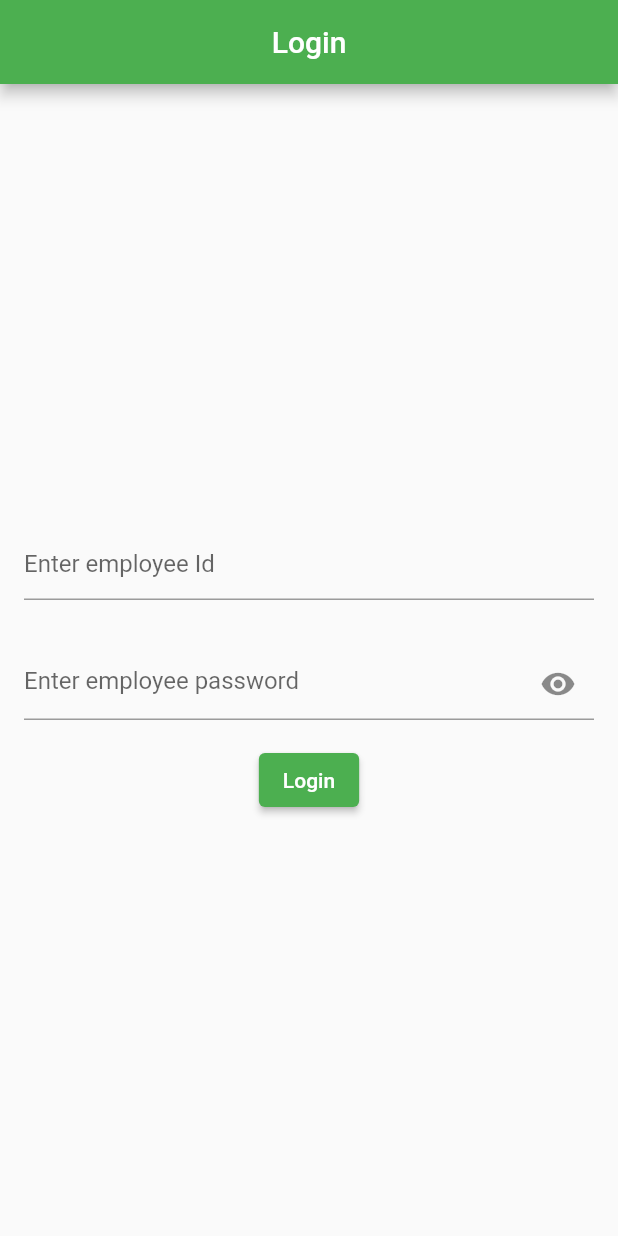
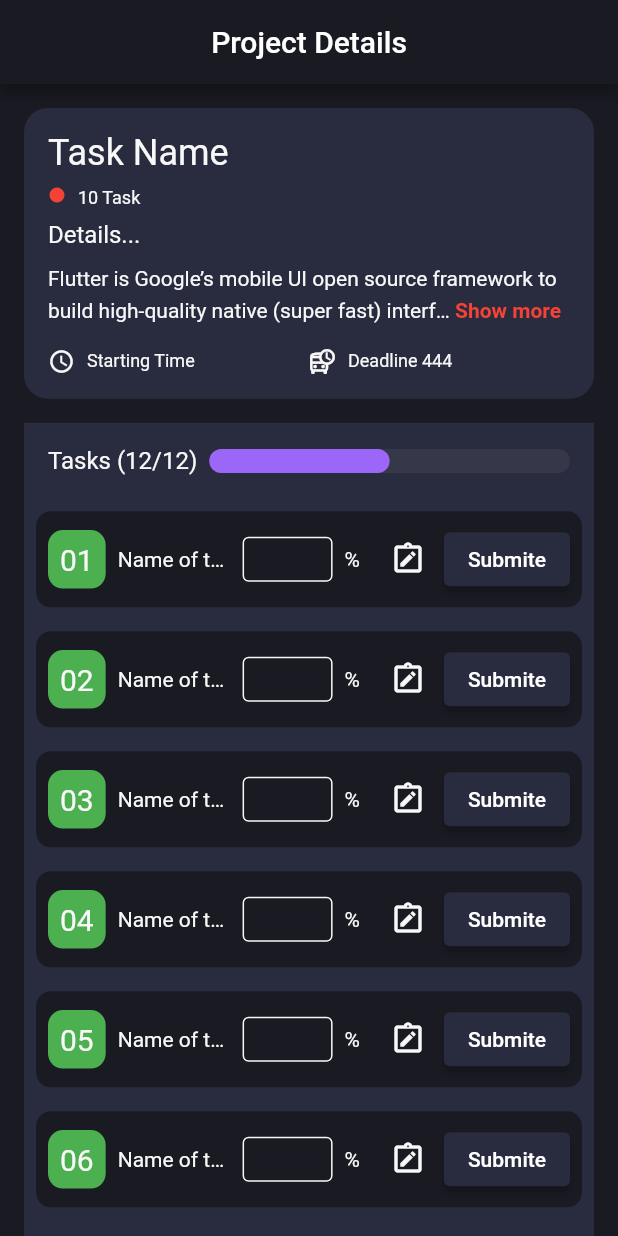
Before and after one commit to RoySujon/ngicon_task, a Flutter app: the screen it shows after launch, on a phone screen of 412 x 824 dp. Run offline on Flutter 3.47's test engine with Material 2 defaults, Android fonts, the phone set to English and light mode, and no system bars; drawn by our look-alikes of readmore; our stand-ins replace google_fonts.

Commit message:
project details Page

```diff
--- a/lib/main.dart
+++ b/lib/main.dart
@@ -1,6 +1,9 @@
 import 'package:flutter/material.dart';
-import 'package:ngicon_task/screen/dashboard.dart';
+import 'package:google_fonts/google_fonts.dart';
+import 'package:ngicon_task/screen/details_page.dart';
+
 import 'package:ngicon_task/screen/login_form.dart';
+import 'package:ngicon_task/utls/const.dart';
 
 void main() {
   runApp(const MyApp());
@@ -16,18 +19,26 @@ class MyApp extends StatelessWidget {
       debugShowCheckedModeBanner: false,
       title: 'Flutter Demo',
       theme: ThemeData(
-        // This is the theme of your application.
-        //
-        // Try running your application with "flutter run". You'll see the
-        // application has a blue toolbar. Then, without quitting the app, try
-        // changing the primarySwatch below to Colors.green and then invoke
-        // "hot reload" (press "r" in the console where you ran "flutter run",
-        // or simply save your changes to "hot reload" in a Flutter IDE).
-        // Notice that the counter didn't reset back to zero; the application
-        // is not restarted.
-        primarySwatch: Colors.green,
-      ),
-      home: LoginScreen(),
+          iconTheme: IconThemeData(color: kLabel),
+          hintColor: kLabel,
+          elevatedButtonTheme: ElevatedButtonThemeData(
+              style: ElevatedButton.styleFrom(backgroundColor: kMain2)),
+          appBarTheme: AppBarTheme(backgroundColor: kMain),
+          scaffoldBackgroundColor: kMain,
+          textTheme: TextTheme(
+            bodyText2: TextStyle(color: kLabel),
+            bodyText1: TextStyle(color: kLabel),
+            // titleLarge: TextStyle(color: Colors.white),
+            // subtitle1: TextStyle(color: kLabel),
+            // subtitle2: TextStyle(color: kLabel),
+          ),
+          inputDecorationTheme: InputDecorationTheme(
+              enabledBorder:
+                  OutlineInputBorder(borderSide: BorderSide(color: kLabel))),
+          checkboxTheme: CheckboxThemeData(
+            fillColor: MaterialStateProperty.all(ksystemGrey),
+          )),
+      home: DetailsScreen(),
     );
   }
 }
--- a/lib/model/model_class.dart
+++ b/lib/model/model_class.dart
@@ -1,30 +1,56 @@
+import 'package:flutter/material.dart';
+
 class ModelClass {
   final String projectName, taskName, status;
   final int toalTask;
+  late final int taskdDone;
+  final List<CheckBoxList> taskCheck;
 
   ModelClass({
     required this.projectName,
     required this.status,
     required this.taskName,
     required this.toalTask,
+    required this.taskdDone,
+    required this.taskCheck,
   });
 
   static List<ModelClass> projectList = [
     ModelClass(
-        projectName: 'Goutom Roy',
-        status: 'Ongoing',
-        taskName: 'taskName',
-        toalTask: 20),
+      projectName: 'Web Development',
+      status: 'Ongoing',
+      taskName: 'taskName',
+      toalTask: 20,
+      taskdDone: 10,
+      taskCheck: [
+        CheckBoxList(taskName: '272u', time: DateTime.now(), Checkbox: false),
+        CheckBoxList(taskName: '272u', time: DateTime.now(), Checkbox: false),
+        CheckBoxList(taskName: '272u', time: DateTime.now(), Checkbox: false),
+        CheckBoxList(taskName: '272u', time: DateTime.now(), Checkbox: false),
+        CheckBoxList(taskName: '272u', time: DateTime.now(), Checkbox: false),
+      ],
+    ),
     ModelClass(
-        projectName: 'projectName',
-        status: 'Processing',
-        taskName: 'taskName',
-        toalTask: 10),
-    ModelClass(
-        projectName: 'projectName',
-        status: 'OnComming',
-        taskName: 'taskName',
-        toalTask: 20),
+      projectName: 'Web Design',
+      status: 'Ongoing',
+      taskName: 'taskName',
+      toalTask: 20,
+      taskdDone: 10,
+      taskCheck: [
+        CheckBoxList(
+            taskName: 'gdhdoi3', time: DateTime.now(), Checkbox: false),
+        CheckBoxList(
+            taskName: 'gdhdoi3', time: DateTime.now(), Checkbox: false),
+        CheckBoxList(
+            taskName: 'gdhdoi3', time: DateTime.now(), Checkbox: false),
+        CheckBoxList(
+            taskName: 'gdhdoi3', time: DateTime.now(), Checkbox: false),
+        CheckBoxList(
+            taskName: 'gdhdoi3', time: DateTime.now(), Checkbox: false),
+        CheckBoxList(
+            taskName: 'gdhdoi3', time: DateTime.now(), Checkbox: false),
+      ],
+    ),
   ];
 }
 
@@ -36,3 +62,12 @@ class Count {
 class CountModel {
   static Count count = Count(count: 0);
 }
+
+class CheckBoxList {
+  final String taskName;
+  DateTime time;
+  bool Checkbox;
+
+  CheckBoxList(
+      {required this.taskName, required this.time, required this.Checkbox});
+}
--- a/lib/screen/dashboard.dart
+++ b/lib/screen/dashboard.dart
@@ -1,6 +1,9 @@
 import 'package:flutter/material.dart';
 import 'package:ngicon_task/model/model_class.dart';
+import 'package:ngicon_task/screen/details_page.dart';
 import 'package:ngicon_task/utls/const.dart';
+
+import '../utls/const.dart';
 
 class DashBoardScreen extends StatefulWidget {
   const DashBoardScreen({super.key});
@@ -17,11 +20,15 @@ class _DashBoardScreenState extends State<DashBoardScreen> {
   @override
   Widget build(BuildContext context) {
     return Scaffold(
+      appBar: AppBar(
+        centerTitle: true,
+        title: Text('DashBoard'),
+      ),
       body: ListView(
         shrinkWrap: true,
         // crossAxisAlignment: CrossAxisAlignment.start,
         children: [
-          TextField(
+          /* TextField(
             keyboardType: TextInputType.number,
             controller: controller,
           ),
@@ -47,7 +54,7 @@ class _DashBoardScreenState extends State<DashBoardScreen> {
                 snackBar;
                 setState(() {});
               },
-              child: Text('Submmit')),
+              child: Text('Submmit')), */
           sboxH16,
           Padding(
               padding: const EdgeInsets.only(left: 16),
@@ -83,8 +90,6 @@ class _DashBoardScreenState extends State<DashBoardScreen> {
                 // scrollDirection: Axis.vertical,
                 shrinkWrap: true,
                 itemBuilder: (context, index) => CustomCard(
-                  count: count,
-                  total: total,
                   modelClass: modelClass[index],
                 ),
                 itemCount: modelClass.length,
@@ -145,11 +150,9 @@ class _DashBoardScreenState extends State<DashBoardScreen> {
 class CustomCard extends StatefulWidget {
   const CustomCard({
     Key? key,
-    required this.count,
-    required this.total,
     required this.modelClass,
   }) : super(key: key);
-  final int count, total;
+
   final ModelClass modelClass;
 
   @override
@@ -160,15 +163,27 @@ class _CustomCardState extends State<CustomCard> {
   final count = CountModel.count;
   @override
   Widget build(BuildContext context) {
-    return Container(
-      height: 150,
-      decoration: BoxDecoration(border: Border.all()),
+    return InkWell(
+      onTap: () {
+        Navigator.push(
+            context,
+            MaterialPageRoute(
+              builder: (context) => DetailsScreen(),
+            ));
+      },
+      child: Container(
+        // height: 150,
+        decoration: BoxDecoration(
+          border: Border.all(),
+          borderRadius: BorderRadius.circular(16),
+          color: kMain2,
+        ),
         padding: all16,
         child: Row(
           // mainAxisAlignment: MainAxisAlignment.start,
           crossAxisAlignment: CrossAxisAlignment.start,
           children: [
-          Icon(widget.count == widget.modelClass.toalTask
+            Icon(widget.modelClass.taskdDone == widget.modelClass.toalTask
                 ? Icons.check_box_outlined
                 : Icons.check_box_outline_blank_outlined),
             sboxW8,
@@ -214,7 +229,7 @@ class _CustomCardState extends State<CustomCard> {
                             LayoutBuilder(
                               builder: (context, BoxConstraints) => Container(
                                 width: BoxConstraints.maxWidth *
-                                  count.count /
+                                    widget.modelClass.taskdDone /
                                     widget.modelClass.toalTask,
                                 height: 12,
                                 decoration: BoxDecoration(
@@ -230,10 +245,10 @@ class _CustomCardState extends State<CustomCard> {
                           width: 60,
                           child: Center(
                               child: Text(
-                                '${count.count}/${widget.modelClass.toalTask}')))
+                                  '${widget.modelClass.taskdDone}/${widget.modelClass.toalTask}')))
                     ],
                   ),
-                Row(
+                  /* Row(
                     children: [
                       ElevatedButton(
                         onPressed: () {
@@ -247,20 +262,22 @@ class _CustomCardState extends State<CustomCard> {
                       ElevatedButton(
                         onPressed: () {
                           setState(() {
-                          count.count < widget.modelClass.toalTask
-                              ? count.count++
+                            widget.modelClass.taskdDone <
+                                    widget.modelClass.toalTask
+                                ? widget.modelClass.taskdDone++
                                 : null;
                           });
                         },
                         child: Icon(Icons.add),
                       ),
                     ],
-                ),
+                  ), */
                 ],
               ),
             ),
           ],
         ),
+      ),
     );
   }
 }
--- a/lib/screen/details_page.dart
+++ b/lib/screen/details_page.dart
@@ -0,0 +1,255 @@
+import 'package:flutter/material.dart';
+import 'package:google_fonts/google_fonts.dart';
+import 'package:ngicon_task/model/model_class.dart';
+import 'package:readmore/readmore.dart';
+
+import '../utls/const.dart';
+
+class DetailsScreen extends StatefulWidget {
+  // final ModelClass modelClass;
+  const DetailsScreen({
+    super.key,
+  });
+
+  @override
+  State<DetailsScreen> createState() => _DetailsScreenState();
+}
+
+class _DetailsScreenState extends State<DetailsScreen> {
+  int? ml2 = 2;
+  TextOverflow? of2 = TextOverflow.ellipsis;
+  bool readMore = false;
+  @override
+  Widget build(BuildContext context) {
+    return Scaffold(
+      appBar: AppBar(
+        // automaticallyImplyLeading: false,
+        centerTitle: true,
+        title: Text('Project Details'),
+      ),
+      body: Column(
+        children: [
+          sboxH16,
+          Padding(
+            padding: horizontal16,
+            child: Container(
+              width: double.maxFinite,
+              padding: all16,
+              decoration: BoxDecoration(
+                  color: kMain2, borderRadius: BorderRadius.circular(16)),
+              child: Column(
+                crossAxisAlignment: CrossAxisAlignment.start,
+                children: [
+                  heaingText('Task Name', fontSize: 24),
+                  sboxH8,
+                  Row(
+                    crossAxisAlignment: CrossAxisAlignment.baseline,
+                    textBaseline: TextBaseline.ideographic,
+                    children: [
+                      Icon(Icons.circle, size: 12, color: Colors.red),
+                      sboxW8,
+                      heaingText('10 Task', fontSize: 12),
+                    ],
+                  ),
+                  sboxH8,
+                  heaingText('Details...', fontSize: 16),
+                  sboxH8,
+                  ReadMoreText(
+                    'Flutter is Google\’s mobile UI open source framework to build high-quality native (super fast) interfaces for iOS and Android apps with the unified codebase Flutter is Google\’s mobile UI open source framework to build high-quality native (super fast) interfaces for iOS and Android apps with the unified codebase  ',
+                    trimLines: 2,
+                    colorClickableText: Colors.pink,
+                    trimMode: TrimMode.Line,
+                    trimCollapsedText: 'Show more',
+                    trimExpandedText: 'Show less',
+                    style: TextStyle(fontSize: 14, height: 1.5, color: kLabel),
+                    lessStyle: TextStyle(
+                        fontSize: 14,
+                        fontWeight: FontWeight.bold,
+                        color: Colors.red),
+                    moreStyle: TextStyle(
+                        fontSize: 14,
+                        fontWeight: FontWeight.bold,
+                        color: Colors.red),
+                  ),
+                  sboxH16,
+                  Row(
+                    // mainAxisAlignment: MainAxisAlignment.spaceBetween,
+                    children: [
+                      Expanded(
+                        child: Row(
+                          children: [
+                            Icon(
+                              Icons.watch_later_outlined,
+                              size: 18,
+                            ),
+                            sboxW8,
+                            heaingText('Starting Time', fontSize: 12)
+                          ],
+                        ),
+                      ),
+                      Expanded(
+                        child: Row(
+                          children: [
+                            Icon(
+                              Icons.departure_board_outlined,
+                              size: 18,
+                            ),
+                            sboxW8,
+                            heaingText('Deadline 444', fontSize: 12)
+                          ],
+                        ),
+                      ),
+                    ],
+                  )
+                ],
+              ),
+            ),
+          ),
+          sboxH16,
+          Expanded(
+              child: Padding(
+            padding: horizontal16,
+            child: Container(
+              color: kMain2,
+              child: Column(
+                // shrinkWrap: true,
+                children: [
+                  SizedBox(
+                    width: 10,
+                  ),
+                  Padding(
+                    padding: all16,
+                    child: Row(
+                      children: [
+                        heaingText('Tasks (12/12)', fontSize: 16),
+                        sboxW8,
+                        Expanded(
+                          child: Stack(
+                            children: [
+                              Container(
+                                height: 16,
+                                width: double.infinity,
+                                decoration: BoxDecoration(
+                                    borderRadius: BorderRadius.circular(10),
+                                    color: Color(0xff363748)),
+                                // color: Colors.red,
+                              ),
+                              LayoutBuilder(
+                                builder: (context, BoxConstraints) => Container(
+                                  width: BoxConstraints.maxWidth * 10 / 20,
+                                  height: 16,
+                                  decoration: BoxDecoration(
+                                    borderRadius: BorderRadius.circular(10),
+                                    color: Color(0xff9C67F9),
+                                  ),
+                                ),
+                              ),
+                            ],
+                          ),
+                        )
+                      ],
+                    ),
+                  ),
+                  Expanded(
+                    child: Padding(
+                      padding: const EdgeInsets.all(8.0),
+                      child: Container(
+                        // height: 300,
+                        child: ListView.separated(
+                          shrinkWrap: true,
+                          itemBuilder: (context, index) => Container(
+                            padding: EdgeInsets.all(8),
+                            decoration: BoxDecoration(
+                              borderRadius: BorderRadius.circular(10),
+                              color: kMain,
+                            ),
+                            child: Row(
+                              mainAxisAlignment: MainAxisAlignment.spaceBetween,
+                              children: [
+                                Container(
+                                  padding: EdgeInsets.all(8),
+                                  decoration: BoxDecoration(
+                                      color: Colors.green,
+                                      borderRadius: BorderRadius.circular(10)),
+                                  child: Text(
+                                    index < 9
+                                        ? ('0' + '${index + 1}').toString()
+                                        : ('${index + 1}').toString(),
+                                    style: TextStyle(fontSize: 20),
+                                  ),
+                                ),
+                                sboxW8,
+                                Expanded(
+                                  child: heaingText('Name of the Task',
+                                      ml: 1, of: TextOverflow.ellipsis),
+                                ),
+                                sboxW8,
+                                Row(
+                                  children: [
+                                    Container(
+                                      height: 30,
+                                      width: 60,
+                                      child: TextField(
+                                        style: TextStyle(color: kLabel),
+                                        decoration: InputDecoration(),
+                                      ),
+                                    ),
+                                    Padding(
+                                      padding: const EdgeInsets.all(8.0),
+                                      child: Text('%'),
+                                    ),
+                                    IconButton(
+                                        onPressed: () {
+                                          showDialog(
+                                            context: context,
+                                            builder: (context) => AlertDialog(
+                                                title: Text('Comment'),
+                                                content: TextField(
+                                                  style:
+                                                      TextStyle(color: kLabel),
+                                                  decoration: InputDecoration(
+                                                      enabledBorder:
+                                                          OutlineInputBorder(
+                                                              borderSide:
+                                                                  BorderSide(
+                                                                      color:
+                                                                          kMain))),
+                                                ),
+                                                actions: [
+                                                  ElevatedButton(
+                                                      onPressed: () {
+                                                        Navigator.pop(context);
+                                                      },
+                                                      child: Text('Cancel')),
+                                                  ElevatedButton(
+                                                      onPressed: () {},
+                                                      child: Text('Submite')),
+                                                ]),
+                                          );
+                                        },
+                                        icon: Icon(Icons.note_alt_outlined)),
+                                    ElevatedButton(
+                                        onPressed: () {},
+                                        child: Text('Submite')),
+                                  ],
+                                ),
+                              ],
+                            ),
+                          ),
+                          itemCount: 20,
+                          separatorBuilder: (context, index) => sboxH16,
+                        ),
+                      ),
+                    ),
+                  )
+                ],
+              ),
+            ),
+          ))
+        ],
+      ),
+    );
+  }
+
+  bool valuefirst = false;
+}
--- a/lib/utls/const.dart
+++ b/lib/utls/const.dart
@@ -6,10 +6,25 @@ const sboxH16 = SizedBox(height: 16);
 const sboxH8 = SizedBox(height: 8);
 
 Text heaingText(String text,
-    {double? fontSize = 20, FontWeight? fontWeight, Color? color}) {
+    {double? fontSize,
+    FontWeight? fontWeight,
+    Color? color,
+    int? ml,
+    double? ws,
+    TextOverflow? of,
+    double? ls,
+    double? lh}) {
   return Text(
     text,
-    style: TextStyle(fontSize: fontSize, fontWeight: fontWeight, color: color),
+    maxLines: ml,
+    overflow: of,
+    style: TextStyle(
+        fontSize: fontSize,
+        fontWeight: fontWeight,
+        color: color,
+        letterSpacing: ls,
+        wordSpacing: ws,
+        height: lh),
   );
 }
 
@@ -20,3 +35,9 @@ const vertical12 = EdgeInsets.symmetric(vertical: 12);
 const all16 = EdgeInsets.all(16);
 const left16 = EdgeInsets.only(left: 16);
 const right16 = EdgeInsets.only(right: 16);
+
+//Colors
+const kMain2 = Color(0xfff292B3E);
+const kMain = Color(0xff191A22);
+const kLabel = Color(0xffF8F8F8);
+const ksystemGrey = Color(0xffE5E5EA);
--- a/pubspec.yaml
+++ b/pubspec.yaml
@@ -37,6 +37,8 @@ dependencies:
   # Use with the CupertinoIcons class for iOS style icons.
   cupertino_icons: ^1.0.2
 
+  readmore: ^2.2.0
+
 dev_dependencies:
   flutter_test:
     sdk: flutter
@@ -47,6 +49,7 @@ dev_dependencies:
   # package. See that file for information about deactivating specific lint
   # rules and activating additional ones.
   # flutter_lints: ^2.0.0
+  google_fonts:
 
 # For information on the generic Dart part of this file, see the
 # following page: https://dart.dev/tools/pub/pubspec
```
Also changed, not shown: lib/screen/add_project.dart (added), pubspec.lock, 1 other file. Lines whose indentation alone changed are shown as unchanged.
